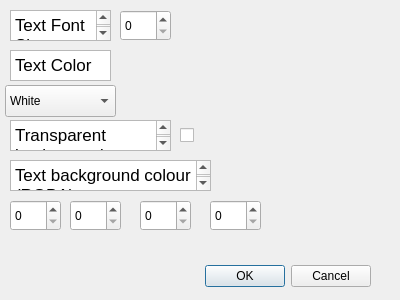
First picture: the form in chat-display/preferences.ui, repository Yahya-Alkhosoussy/youtube-chat-on-screen, before the edit.
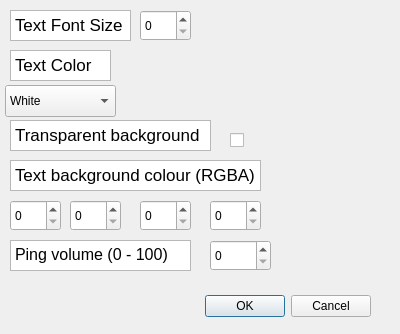
Second picture: the form after the edit.

Commit message: Added the changes and changed the size of the text browsers

Patch:
```diff
--- a/chat-display/preferences.ui
+++ b/chat-display/preferences.ui
@@ -7,7 +7,7 @@
     <x>0</x>
     <y>0</y>
     <width>400</width>
-    <height>300</height>
+    <height>334</height>
    </rect>
   </property>
   <property name="windowTitle">
@@ -17,7 +17,7 @@
    <property name="geometry">
     <rect>
      <x>30</x>
-     <y>260</y>
+     <y>290</y>
      <width>341</width>
      <height>32</height>
     </rect>
@@ -34,7 +34,7 @@
     <rect>
      <x>10</x>
      <y>10</y>
-     <width>101</width>
+     <width>121</width>
      <height>31</height>
     </rect>
    </property>
@@ -45,14 +45,14 @@
 hr { height: 1px; border-width: 0; }
 li.unchecked::marker { content: &quot;\2610&quot;; }
 li.checked::marker { content: &quot;\2612&quot;; }
-&lt;/style&gt;&lt;/head&gt;&lt;body style=&quot; font-family:'.AppleSystemUIFont'; font-size:13pt; font-weight:400; font-style:normal;&quot;&gt;
-&lt;p style=&quot; margin-top:0px; margin-bottom:0px; margin-left:0px; margin-right:0px; -qt-block-indent:0; text-indent:0px;&quot;&gt;Text Font Size&lt;/p&gt;&lt;/body&gt;&lt;/html&gt;</string>
+&lt;/style&gt;&lt;/head&gt;&lt;body style=&quot; font-family:'Segoe UI'; font-size:9pt; font-weight:400; font-style:normal;&quot;&gt;
+&lt;p style=&quot; margin-top:0px; margin-bottom:0px; margin-left:0px; margin-right:0px; -qt-block-indent:0; text-indent:0px;&quot;&gt;&lt;span style=&quot; font-family:'.AppleSystemUIFont'; font-size:13pt;&quot;&gt;Text Font Size&lt;/span&gt;&lt;/p&gt;&lt;/body&gt;&lt;/html&gt;</string>
    </property>
   </widget>
   <widget class="QSpinBox" name="FontSizeSpinBox">
    <property name="geometry">
     <rect>
-     <x>120</x>
+     <x>140</x>
      <y>10</y>
      <width>51</width>
      <height>31</height>
@@ -139,7 +139,7 @@
     <rect>
      <x>10</x>
      <y>120</y>
-     <width>161</width>
+     <width>201</width>
      <height>31</height>
     </rect>
    </property>
@@ -150,15 +150,15 @@
 hr { height: 1px; border-width: 0; }
 li.unchecked::marker { content: &quot;\2610&quot;; }
 li.checked::marker { content: &quot;\2612&quot;; }
-&lt;/style&gt;&lt;/head&gt;&lt;body style=&quot; font-family:'.AppleSystemUIFont'; font-size:13pt; font-weight:400; font-style:normal;&quot;&gt;
-&lt;p style=&quot; margin-top:0px; margin-bottom:0px; margin-left:0px; margin-right:0px; -qt-block-indent:0; text-indent:0px;&quot;&gt;Transparent background&lt;/p&gt;&lt;/body&gt;&lt;/html&gt;</string>
+&lt;/style&gt;&lt;/head&gt;&lt;body style=&quot; font-family:'Segoe UI'; font-size:9pt; font-weight:400; font-style:normal;&quot;&gt;
+&lt;p style=&quot; margin-top:0px; margin-bottom:0px; margin-left:0px; margin-right:0px; -qt-block-indent:0; text-indent:0px;&quot;&gt;&lt;span style=&quot; font-family:'.AppleSystemUIFont'; font-size:13pt;&quot;&gt;Transparent background&lt;/span&gt;&lt;/p&gt;&lt;/body&gt;&lt;/html&gt;</string>
    </property>
   </widget>
   <widget class="QCheckBox" name="TransparentCheckBox">
    <property name="geometry">
     <rect>
-     <x>180</x>
-     <y>125</y>
+     <x>230</x>
+     <y>130</y>
      <width>161</width>
      <height>20</height>
     </rect>
@@ -172,7 +172,7 @@
     <rect>
      <x>10</x>
      <y>160</y>
-     <width>201</width>
+     <width>251</width>
      <height>31</height>
     </rect>
    </property>
@@ -183,8 +183,8 @@
 hr { height: 1px; border-width: 0; }
 li.unchecked::marker { content: &quot;\2610&quot;; }
 li.checked::marker { content: &quot;\2612&quot;; }
-&lt;/style&gt;&lt;/head&gt;&lt;body style=&quot; font-family:'.AppleSystemUIFont'; font-size:13pt; font-weight:400; font-style:normal;&quot;&gt;
-&lt;p style=&quot; margin-top:0px; margin-bottom:0px; margin-left:0px; margin-right:0px; -qt-block-indent:0; text-indent:0px;&quot;&gt;Text background colour (RGBA)&lt;/p&gt;&lt;/body&gt;&lt;/html&gt;</string>
+&lt;/style&gt;&lt;/head&gt;&lt;body style=&quot; font-family:'Segoe UI'; font-size:9pt; font-weight:400; font-style:normal;&quot;&gt;
+&lt;p style=&quot; margin-top:0px; margin-bottom:0px; margin-left:0px; margin-right:0px; -qt-block-indent:0; text-indent:0px;&quot;&gt;&lt;span style=&quot; font-family:'.AppleSystemUIFont'; font-size:13pt;&quot;&gt;Text background colour (RGBA)&lt;/span&gt;&lt;/p&gt;&lt;/body&gt;&lt;/html&gt;</string>
    </property>
   </widget>
   <widget class="QSpinBox" name="rSpinnerBox">
@@ -227,6 +227,36 @@
     </rect>
    </property>
   </widget>
+  <widget class="QTextBrowser" name="textBrowser_5">
+   <property name="geometry">
+    <rect>
+     <x>10</x>
+     <y>240</y>
+     <width>181</width>
+     <height>31</height>
+    </rect>
+   </property>
+   <property name="html">
+    <string>&lt;!DOCTYPE HTML PUBLIC &quot;-//W3C//DTD HTML 4.0//EN&quot; &quot;http://www.w3.org/TR/REC-html40/strict.dtd&quot;&gt;
+&lt;html&gt;&lt;head&gt;&lt;meta name=&quot;qrichtext&quot; content=&quot;1&quot; /&gt;&lt;meta charset=&quot;utf-8&quot; /&gt;&lt;style type=&quot;text/css&quot;&gt;
+p, li { white-space: pre-wrap; }
+hr { height: 1px; border-width: 0; }
+li.unchecked::marker { content: &quot;\2610&quot;; }
+li.checked::marker { content: &quot;\2612&quot;; }
+&lt;/style&gt;&lt;/head&gt;&lt;body style=&quot; font-family:'Segoe UI'; font-size:9pt; font-weight:400; font-style:normal;&quot;&gt;
+&lt;p style=&quot; margin-top:0px; margin-bottom:0px; margin-left:0px; margin-right:0px; -qt-block-indent:0; text-indent:0px;&quot;&gt;&lt;span style=&quot; font-size:12pt;&quot;&gt;Ping volume (0 - 100)&lt;/span&gt;&lt;/p&gt;&lt;/body&gt;&lt;/html&gt;</string>
+   </property>
+  </widget>
+  <widget class="QSpinBox" name="AudioSpinnerBox">
+   <property name="geometry">
+    <rect>
+     <x>210</x>
+     <y>240</y>
+     <width>61</width>
+     <height>31</height>
+    </rect>
+   </property>
+  </widget>
  </widget>
  <resources/>
  <connections>
```
Left out of the diff: 4 changed lines with no effect on the pictures.
